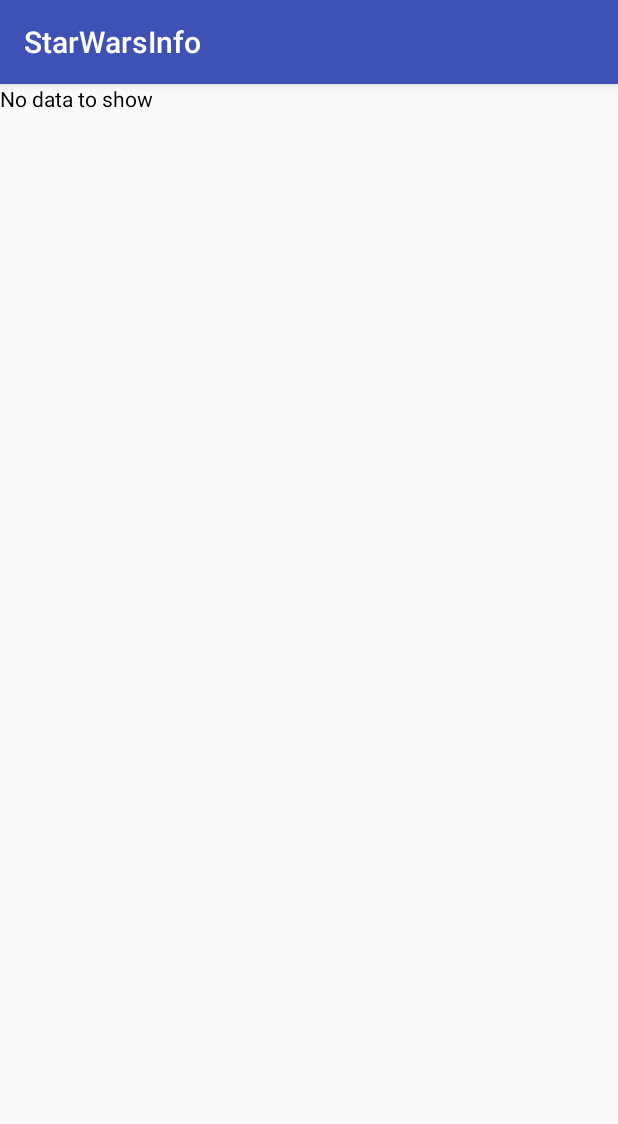
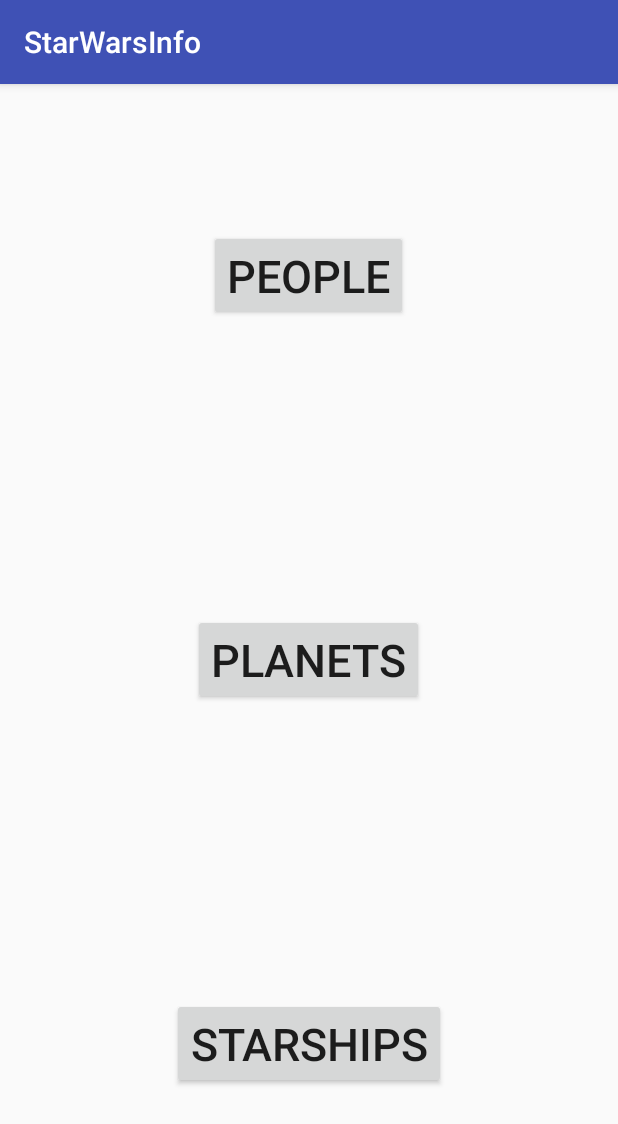
Before and after one commit to alero3/StarWarsInfo, an Android app: the screen it shows after launch (MainActivity), on a phone screen of 412 x 824 dp. Shown: the top 1124 px of the screen. Run offline under Robolectric (Android 15) with nearby library versions, the phone set to English and light mode, and no system bars; libraries missing offline, so code that uses them is left out: retrofit2.converter.jackson; 2 statements that could not run were skipped.

```diff
--- a/app/build.gradle
+++ b/app/build.gradle
@@ -28,6 +28,8 @@ dependencies {
     implementation 'com.squareup.retrofit2:retrofit:2.1.0'
     implementation 'com.squareup.okhttp3:logging-interceptor:3.4.1'
     implementation 'com.squareup.retrofit2:converter-jackson:2.3.0'
+    implementation 'com.android.support:recyclerview-v7:27.1.1'
+
 
 
 }
--- a/app/src/main/java/com/example/arota/starwarsinfo/main/mainmenu/MainFragment.java
+++ b/app/src/main/java/com/example/arota/starwarsinfo/main/mainmenu/MainFragment.java
@@ -1,20 +1,24 @@
 package com.example.arota.starwarsinfo.main.mainmenu;
 
+import android.app.Activity;
+import android.content.Context;
 import android.os.Bundle;
 import android.support.annotation.NonNull;
 import android.support.annotation.Nullable;
 import android.support.v4.app.Fragment;
+import android.support.v4.app.FragmentManager;
 import android.util.Log;
 import android.view.LayoutInflater;
 import android.view.View;
 import android.view.ViewGroup;
+import android.widget.Button;
 import android.widget.TextView;
 
 import com.example.arota.starwarsinfo.R;
-import com.example.arota.starwarsinfo.main.APIClient;
-import com.example.arota.starwarsinfo.main.APIInterface;
-import com.example.arota.starwarsinfo.main.Models.PeopleWrapper;
-import com.example.arota.starwarsinfo.main.Models.Person;
+import com.example.arota.starwarsinfo.main.retrofit.APIClient;
+import com.example.arota.starwarsinfo.main.retrofit.APIInterface;
+import com.example.arota.starwarsinfo.main.models.PeopleWrapper;
+import com.example.arota.starwarsinfo.main.models.Person;
 
 import java.util.ArrayList;
 import java.util.List;
@@ -23,27 +27,87 @@ import retrofit2.Call;
 import retrofit2.Callback;
 import retrofit2.Response;
 
-public class MainFragment extends Fragment {
+public class MainFragment extends Fragment implements View.OnClickListener {
 
     private static final String TAG = "MainFragment";
     private List<Person> people;
-    private TextView provaTextView;
+    private Button peopleButton;
     private APIInterface apiInterface;
+    private OnInfoTypeListener mCallback;
 
+    @Override
+    public void onClick(View v) {
+
+        switch (v.getId()) {
+
+            case R.id.people_btn:
+                mCallback.onInfoTypeSelected(v.getId());
+                break;
+
+            case R.id.planets_btn:
+                mCallback.onInfoTypeSelected(v.getId());
+                break;
+
+            case R.id.starships_btn:
+                mCallback.onInfoTypeSelected(v.getId());
+                break;
+
+            default:
+                break;
+        }
+
+    }
+
+
+    // Container Activity must implement this interface
+    public interface OnInfoTypeListener {
+        void onInfoTypeSelected(int buttonId);
+    }
+
+
+    @Override
+    public void onAttach(Context context) {
+        super.onAttach(context);
+
+        Activity activity;
+
+        if (context instanceof Activity){
+            activity =(Activity) context;
+
+            // This makes sure that the container activity has implemented
+            // the callback interface. If not, it throws an exception
+            try {
+                mCallback = (OnInfoTypeListener) activity;
+            } catch (ClassCastException e) {
+                throw new ClassCastException(activity.toString()
+                        + " must implement OnHeadlineSelectedListener");
+            }
+        }
+
+
+    }
 
     @Nullable
     @Override
     public View onCreateView(@NonNull LayoutInflater inflater, @Nullable ViewGroup container, @Nullable Bundle savedInstanceState) {
 
-        View view = inflater.inflate(R.layout.main_frag, container, false);
-
-        provaTextView = (TextView) view.findViewById(R.id.prova_tv);
         apiInterface = APIClient.getClient().create(APIInterface.class);
 
-        sendHTTPRequest();
+        View view = inflater.inflate(R.layout.main_frag, container, false);
+        Button peopleButton = (Button) view.findViewById(R.id.people_btn);
+        peopleButton.setOnClickListener(this); // calling onClick() method
+        Button planetsButton = (Button) view.findViewById(R.id.planets_btn);
+        planetsButton.setOnClickListener(this);
+        Button starshipsButton = (Button) view.findViewById(R.id.starships_btn);
+        starshipsButton.setOnClickListener(this);
+
+
+        //sendHTTPRequest();
 
         return view;
     }
+
+
 
     void sendHTTPRequest () {
 
--- a/app/src/main/java/com/example/arota/starwarsinfo/main/Models/PeopleWrapper.java
+++ b/app/src/main/java/com/example/arota/starwarsinfo/main/models/PeopleWrapper.java
@@ -1,5 +1,5 @@
 
-package com.example.arota.starwarsinfo.main.Models;
+package com.example.arota.starwarsinfo.main.models;
 
 import java.util.HashMap;
 import java.util.List;
--- a/app/src/main/java/com/example/arota/starwarsinfo/main/Models/Person.java
+++ b/app/src/main/java/com/example/arota/starwarsinfo/main/models/Person.java
@@ -1,5 +1,5 @@
 
-package com.example.arota.starwarsinfo.main.Models;
+package com.example.arota.starwarsinfo.main.models;
 
 import java.util.HashMap;
 import java.util.List;
--- a/app/src/main/java/com/example/arota/starwarsinfo/main/APIClient.java
+++ b/app/src/main/java/com/example/arota/starwarsinfo/main/retrofit/APIClient.java
@@ -1,4 +1,4 @@
-package com.example.arota.starwarsinfo.main;
+package com.example.arota.starwarsinfo.main.retrofit;
 
 import okhttp3.OkHttpClient;
 import retrofit2.Retrofit;
--- a/app/src/main/res/layout/main_frag.xml
+++ b/app/src/main/res/layout/main_frag.xml
@@ -5,14 +5,7 @@
     android:layout_width="match_parent"
     android:layout_height="match_parent">
 
-    <TextView
-        android:id="@+id/prova_tv"
-        android:layout_width="match_parent"
-        android:layout_height="match_parent"
-        android:text="No data to show"
-        android:textColor="@android:color/black"
-        />
-    <!--
+
     <LinearLayout
         android:layout_width="wrap_content"
         android:layout_height="0dp"
@@ -20,10 +13,13 @@
         android:layout_gravity="center"
         >
         <Button
+            android:id="@+id/people_btn"
             android:layout_width="wrap_content"
             android:layout_height="wrap_content"
             android:layout_gravity="center"
             android:text="People"
+            android:textSize="30dp"
+
             />
 
     </LinearLayout>
@@ -39,10 +35,13 @@
         >
 
         <Button
+            android:id="@+id/planets_btn"
             android:layout_width="wrap_content"
             android:layout_height="wrap_content"
             android:layout_gravity="center"
             android:text="Planets"
+            android:textSize="30dp"
+
             />
 
     </LinearLayout>
@@ -57,14 +56,15 @@
         >
 
         <Button
+            android:id="@+id/starships_btn"
             android:layout_width="wrap_content"
             android:layout_height="wrap_content"
             android:layout_gravity="center"
             android:text="Starships"
+            android:textSize="30dp"
             />
 
     </LinearLayout>
 
-    -->
 
 </LinearLayout>
--- a/app/src/main/res/values/strings.xml
+++ b/app/src/main/res/values/strings.xml
@@ -1,3 +1,7 @@
 <resources>
     <string name="app_name">StarWarsInfo</string>
+    <string name="planets">PLANETS</string>
+    <string name="people">PEOPLE</string>
+    <string name="starships">STARSHIPS</string>
+
 </resources>
```
Also changed, not shown: app/src/main/java/com/example/arota/starwarsinfo/main/BasePresenter.java (added, +7 -0 lines), app/src/main/java/com/example/arota/starwarsinfo/main/BaseView.java (added, +7 -0 lines), app/src/main/java/com/example/arota/starwarsinfo/main/list/ListFragment.java (deleted, +0 -8 lines), app/src/main/java/com/example/arota/starwarsinfo/main/list/StarWarsListAdapter.java (added, +71 -0 lines), app/src/main/java/com/example/arota/starwarsinfo/main/list/StarWarsListContract.java (added, +23 -0 lines), app/src/main/java/com/example/arota/starwarsinfo/main/list/StarWarsListFragment.java (added, +117 -0 lines), app/src/main/java/com/example/arota/starwarsinfo/main/list/StarWarsListPresenter.java (added, +70 -0 lines), app/src/main/java/com/example/arota/starwarsinfo/main/mainmenu/MainActivity.java (+47 -1 lines), app/src/main/java/com/example/arota/starwarsinfo/main/mainmenu/MainContract.java (added, +16 -0 lines), app/src/main/java/com/example/arota/starwarsinfo/main/retrofit/APIInterface.java (renamed from app/src/main/java/com/example/arota/starwarsinfo/main/APIInterface.java, +3 -5 lines), app/src/main/res/layout/list_frag.xml (+52 -3 lines), app/src/main/res/layout/list_item.xml (+9 -8 lines), app/src/main/res/layout/progress_indeterminate.xml (added, +27 -0 lines).
